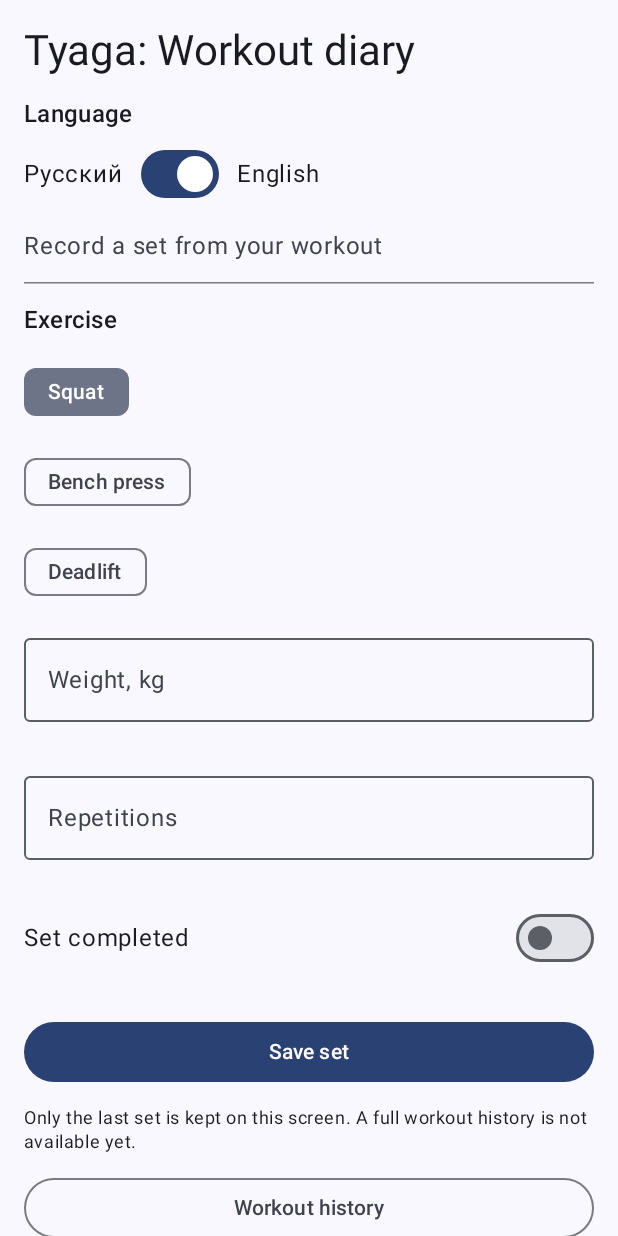
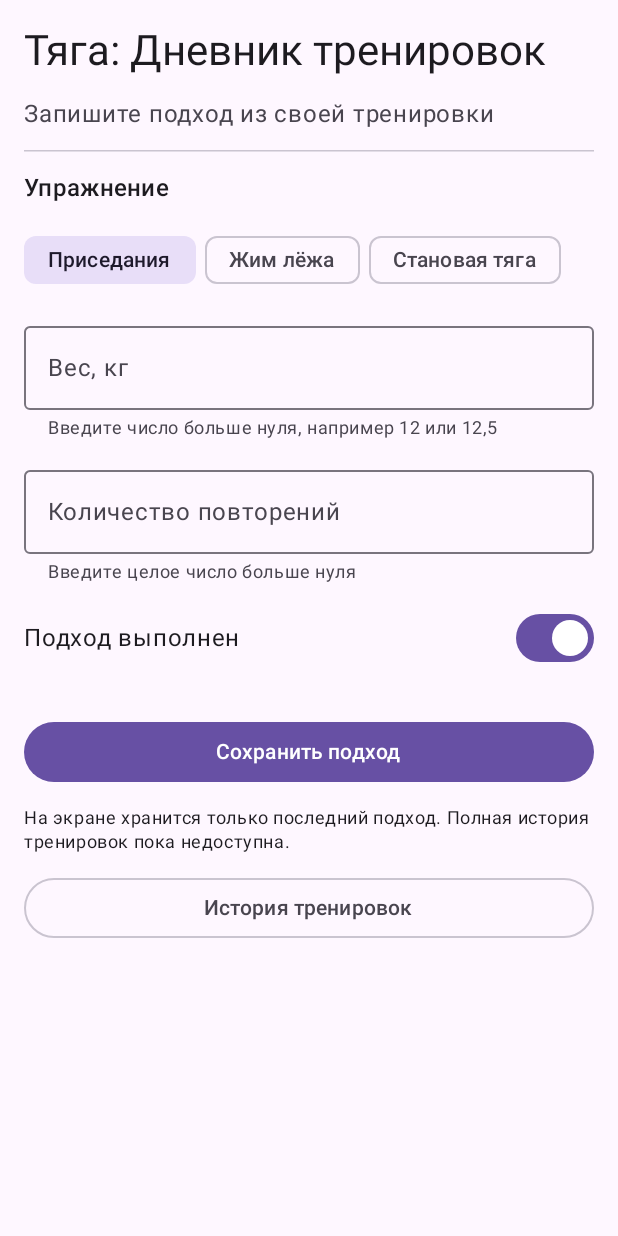
Before and after one commit to elena280206/mobilki_laba2, an Android app built with Jetpack Compose: the screen it shows after launch (MainActivity), on a phone screen of 412 x 824 dp. Run offline under Robolectric (Android 15) with nearby library versions, the phone set to English and light mode, and no system bars.

Commit message:
roman hotfix

```diff
--- a/app/src/main/java/com/example/mobile2lab/MainActivity.kt
+++ b/app/src/main/java/com/example/mobile2lab/MainActivity.kt
@@ -17,10 +17,9 @@ import androidx.compose.runtime.*
 import androidx.compose.runtime.saveable.rememberSaveable
 import androidx.compose.ui.Alignment
 import androidx.compose.ui.Modifier
-import androidx.compose.ui.platform.LocalConfiguration
-import androidx.compose.ui.semantics.contentDescription
-import androidx.compose.ui.semantics.semantics
+import androidx.compose.ui.platform.LocalDensity
 import androidx.compose.ui.res.stringResource
+import androidx.compose.ui.text.rememberTextMeasurer
 import androidx.compose.ui.text.input.KeyboardType
 import androidx.compose.ui.tooling.preview.Preview
 import androidx.compose.ui.unit.dp
@@ -30,13 +29,19 @@ import kotlinx.coroutines.launch
 class MainActivity : AppCompatActivity() {
     override fun onCreate(savedInstanceState: Bundle?) {
         super.onCreate(savedInstanceState)
+        if (!AppCompatDelegate.getApplicationLocales().isEmpty) {
+            AppCompatDelegate.setApplicationLocales(LocaleListCompat.getEmptyLocaleList())
+        }
         enableEdgeToEdge(
             statusBarStyle = SystemBarStyle.light(Color.TRANSPARENT, Color.TRANSPARENT),
             navigationBarStyle = SystemBarStyle.light(Color.TRANSPARENT, Color.TRANSPARENT)
         )
-        setContent { Mobile2LabTheme { WorkoutScreen() } }
+        setContent { Mobile2LabTheme(dynamicColor = false) { WorkoutScreen() } }
     }
 }
+
+private val weightFormat = Regex("[0-9]+([.,][0-9]*)?|[.,][0-9]+")
+private val repetitionsFormat = Regex("[0-9]+")
 
 fun interface PlaceholderNotifier {
     fun notifyPlaceholder()
@@ -51,7 +56,7 @@ fun WorkoutScreen() {
     var exercise by rememberSaveable { mutableIntStateOf(0) }
     var weight by rememberSaveable { mutableStateOf("") }
     var repetitions by rememberSaveable { mutableStateOf("") }
-    var completed by rememberSaveable { mutableStateOf(false) }
+    var completed by rememberSaveable { mutableStateOf(true) }
     var savedExercise by rememberSaveable { mutableIntStateOf(-1) }
     var savedWeight by rememberSaveable { mutableStateOf("") }
     var savedRepetitions by rememberSaveable { mutableStateOf("") }
@@ -60,8 +65,10 @@ fun WorkoutScreen() {
 
     val exercises = listOf(R.string.squat, R.string.bench_press, R.string.deadlift)
     val parsedWeight = weight.replace(',', '.').toDoubleOrNull()
-    val validWeight = parsedWeight != null && parsedWeight.isFinite() && parsedWeight > 0
-    val validRepetitions = (repetitions.toIntOrNull() ?: 0) > 0
+    val validWeight = weightFormat.matches(weight) &&
+        parsedWeight != null && parsedWeight.isFinite() && parsedWeight > 0
+    val validRepetitions = repetitionsFormat.matches(repetitions) &&
+        (repetitions.toIntOrNull() ?: 0) > 0
     val snackbarHostState = remember { SnackbarHostState() }
     val scope = rememberCoroutineScope()
     val placeholderMessage = stringResource(R.string.not_implemented)
@@ -83,7 +90,6 @@ fun WorkoutScreen() {
                 verticalArrangement = Arrangement.spacedBy(12.dp)
             ) {
                 Text(stringResource(R.string.app_name), style = MaterialTheme.typography.headlineMedium)
-                LanguageSwitch()
                 Text(
                     stringResource(R.string.screen_description),
                     style = MaterialTheme.typography.bodyLarge,
@@ -91,13 +97,7 @@ fun WorkoutScreen() {
                 )
                 HorizontalDivider()
                 Text(stringResource(R.string.exercise), style = MaterialTheme.typography.titleMedium)
-                exercises.forEachIndexed { index, title ->
-                    FilterChip(
-                        selected = exercise == index,
-                        onClick = { exercise = index },
-                        label = { Text(stringResource(title)) }
-                    )
-                }
+                ExercisePicker(exercises, exercise) { exercise = it }
                 OutlinedTextField(
                     value = weight,
                     onValueChange = { weight = it },
@@ -106,7 +106,7 @@ fun WorkoutScreen() {
                     singleLine = true,
                     isError = showErrors && !validWeight,
                     supportingText = {
-                        if (showErrors && !validWeight) Text(stringResource(R.string.weight_error))
+                        Text(stringResource(R.string.weight_hint))
                     },
                     modifier = Modifier.fillMaxWidth()
                 )
@@ -118,7 +118,7 @@ fun WorkoutScreen() {
                     singleLine = true,
                     isError = showErrors && !validRepetitions,
                     supportingText = {
-                        if (showErrors && !validRepetitions) Text(stringResource(R.string.repetitions_error))
+                        Text(stringResource(R.string.repetitions_hint))
                     },
                     modifier = Modifier.fillMaxWidth()
                 )
@@ -143,7 +143,13 @@ fun WorkoutScreen() {
                 ) { Text(stringResource(R.string.save_set)) }
                 if (savedExercise >= 0) {
                     HorizontalDivider()
-                    Card(Modifier.fillMaxWidth()) {
+                    Card(
+                        modifier = Modifier.fillMaxWidth(),
+                        colors = CardDefaults.cardColors(
+                            containerColor = MaterialTheme.colorScheme.surfaceVariant,
+                            contentColor = MaterialTheme.colorScheme.onSurfaceVariant
+                        )
+                    ) {
                         Column(Modifier.padding(16.dp), verticalArrangement = Arrangement.spacedBy(8.dp)) {
                             Text(stringResource(R.string.last_set), style = MaterialTheme.typography.titleMedium)
                             Text(stringResource(exercises[savedExercise]), style = MaterialTheme.typography.titleLarge)
@@ -166,28 +172,54 @@ fun WorkoutScreen() {
     }
 }
 
+@OptIn(ExperimentalMaterial3Api::class)
 @Composable
-private fun LanguageSwitch() {
-    val isEnglish = LocalConfiguration.current.locales[0].language != "ru"
-    val languageLabel = stringResource(R.string.language)
+private fun ExercisePicker(exercises: List<Int>, selected: Int, onSelect: (Int) -> Unit) {
+    val labels = exercises.map { stringResource(it) }
+    val textMeasurer = rememberTextMeasurer()
+    val labelStyle = MaterialTheme.typography.labelLarge
+    val spacing = 6.dp
+    val density = LocalDensity.current
+    val labelsWidth = with(density) {
+        labels.sumOf { textMeasurer.measure(it, style = labelStyle).size.width }.toDp()
+    }
 
-    Column(verticalArrangement = Arrangement.spacedBy(4.dp)) {
-        Text(languageLabel, style = MaterialTheme.typography.titleMedium)
-        Row(
-            verticalAlignment = Alignment.CenterVertically,
-            horizontalArrangement = Arrangement.spacedBy(12.dp)
-        ) {
-            Text(stringResource(R.string.language_russian))
-            Switch(
-                checked = isEnglish,
-                onCheckedChange = { english ->
-                    AppCompatDelegate.setApplicationLocales(
-                        LocaleListCompat.forLanguageTags(if (english) "en" else "ru")
+    BoxWithConstraints(Modifier.fillMaxWidth()) {
+        val chipsWidth = labelsWidth + 24.dp * labels.size + spacing * (labels.size - 1)
+        if (chipsWidth <= maxWidth) {
+            Row(horizontalArrangement = Arrangement.spacedBy(spacing)) {
+                labels.forEachIndexed { index, label ->
+                    FilterChip(
+                        selected = selected == index,
+                        onClick = { onSelect(index) },
+                        label = { Text(label, maxLines = 1) }
                     )
-                },
-                modifier = Modifier.semantics { contentDescription = languageLabel }
-            )
-            Text(stringResource(R.string.language_english))
+                }
+            }
+        } else {
+            var expanded by remember { mutableStateOf(false) }
+            ExposedDropdownMenuBox(expanded = expanded, onExpandedChange = { expanded = it }) {
+                OutlinedTextField(
+                    value = labels[selected],
+                    onValueChange = {},
+                    readOnly = true,
+                    singleLine = true,
+                    trailingIcon = { ExposedDropdownMenuDefaults.TrailingIcon(expanded) },
+                    modifier = Modifier.menuAnchor(ExposedDropdownMenuAnchorType.PrimaryNotEditable)
+                        .fillMaxWidth()
+                )
+                ExposedDropdownMenu(expanded = expanded, onDismissRequest = { expanded = false }) {
+                    labels.forEachIndexed { index, label ->
+                        DropdownMenuItem(
+                            text = { Text(label) },
+                            onClick = {
+                                onSelect(index)
+                                expanded = false
+                            }
+                        )
+                    }
+                }
+            }
         }
     }
 }
--- a/app/src/main/java/com/example/mobile2lab/ui/theme/Theme.kt
+++ b/app/src/main/java/com/example/mobile2lab/ui/theme/Theme.kt
@@ -47,7 +47,7 @@ private val LightColorScheme = lightColorScheme(
 
 @Composable
 fun Mobile2LabTheme(
-    dynamicColor: Boolean = true,
+    dynamicColor: Boolean = false,
     content: @Composable () -> Unit
 ) {
     val colorScheme = if (dynamicColor && Build.VERSION.SDK_INT >= Build.VERSION_CODES.S) {
--- a/app/src/main/java/com/example/mobile2lab/ui/theme/Type.kt
+++ b/app/src/main/java/com/example/mobile2lab/ui/theme/Type.kt
@@ -27,7 +27,6 @@ val displayFontFamily = FontFamily(
     )
 )
 
-// Стандартные стили Material 3, в которых заменяем только семейства шрифтов.
 val baseline = Typography()
 
 val AppTypography = Typography(
--- a/app/src/main/res/values/strings.xml
+++ b/app/src/main/res/values/strings.xml
@@ -1,26 +1,23 @@
 <resources>
-    <string name="language">Language</string>
-    <string name="language_russian" translatable="false">Русский</string>
-    <string name="language_english" translatable="false">English</string>
-    <string name="app_name">Tyaga: Workout diary</string>
-    <string name="screen_description">Record a set from your workout</string>
-    <string name="exercise">Exercise</string>
-    <string name="squat">Squat</string>
-    <string name="bench_press">Bench press</string>
-    <string name="deadlift">Deadlift</string>
-    <string name="weight">Weight, kg</string>
-    <string name="repetitions">Repetitions</string>
-    <string name="weight_error">Enter a weight greater than zero</string>
-    <string name="repetitions_error">Enter a positive whole number</string>
-    <string name="set_completed">Set completed</string>
-    <string name="save_set">Save set</string>
-    <string name="last_set">Last saved set</string>
-    <string name="weight_value">%1$s kg</string>
-    <string name="repetitions_value">Reps: %1$s</string>
-    <string name="completed">Completed</string>
-    <string name="planned">Planned</string>
-    <string name="saved_message">Set saved on this screen</string>
-    <string name="storage_notice">Only the last set is kept on this screen. A full workout history is not available yet.</string>
-    <string name="workout_history">Workout history</string>
-    <string name="not_implemented">This feature is not implemented yet</string>
+    <string name="app_name">Тяга: Дневник тренировок</string>
+    <string name="screen_description">Запишите подход из своей тренировки</string>
+    <string name="exercise">Упражнение</string>
+    <string name="squat">Приседания</string>
+    <string name="bench_press">Жим лёжа</string>
+    <string name="deadlift">Становая тяга</string>
+    <string name="weight">Вес, кг</string>
+    <string name="repetitions">Количество повторений</string>
+    <string name="weight_hint">Введите число больше нуля, например 12 или 12,5</string>
+    <string name="repetitions_hint">Введите целое число больше нуля</string>
+    <string name="set_completed">Подход выполнен</string>
+    <string name="save_set">Сохранить подход</string>
+    <string name="last_set">Последний сохранённый подход</string>
+    <string name="weight_value">%1$s кг</string>
+    <string name="repetitions_value">Повторения: %1$s</string>
+    <string name="completed">Выполнен</string>
+    <string name="planned">Запланирован</string>
+    <string name="saved_message">Подход сохранён на этом экране</string>
+    <string name="storage_notice">На экране хранится только последний подход. Полная история тренировок пока недоступна.</string>
+    <string name="workout_history">История тренировок</string>
+    <string name="not_implemented">Функция пока не реализована</string>
 </resources>
--- a/app/src/main/res/xml/locale_config.xml
+++ /dev/null
@@ -1,5 +0,0 @@
-<?xml version="1.0" encoding="utf-8"?>
-<locale-config xmlns:android="http://schemas.android.com/apk/res/android">
-    <locale android:name="en" />
-    <locale android:name="ru" />
-</locale-config>
```
Also changed, not shown: app/src/main/AndroidManifest.xml (+0 -7 lines), 5 other files.
